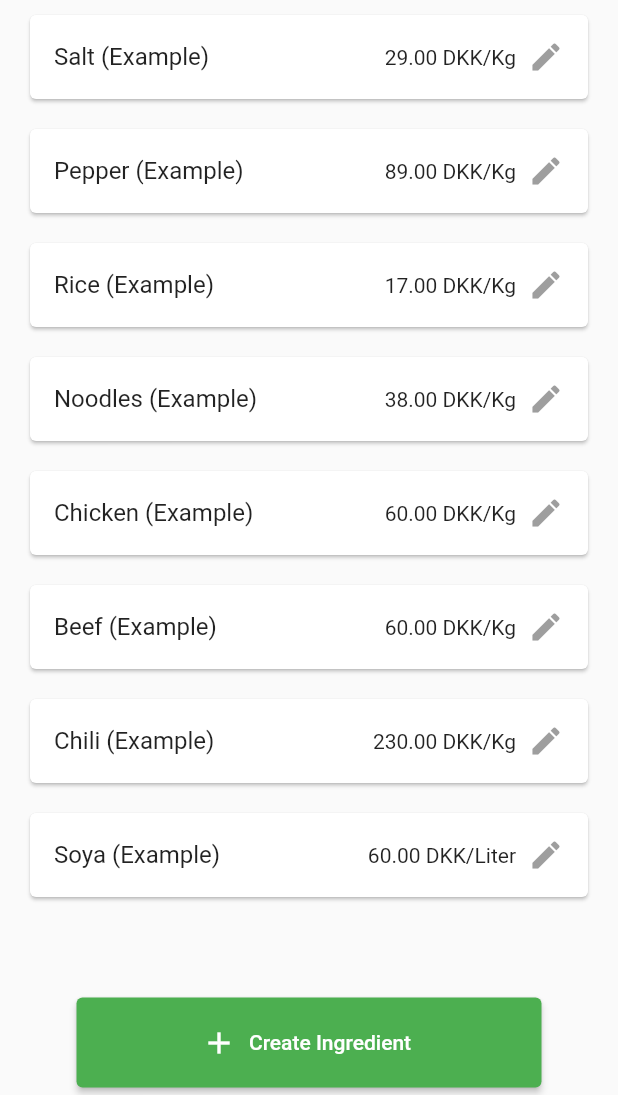
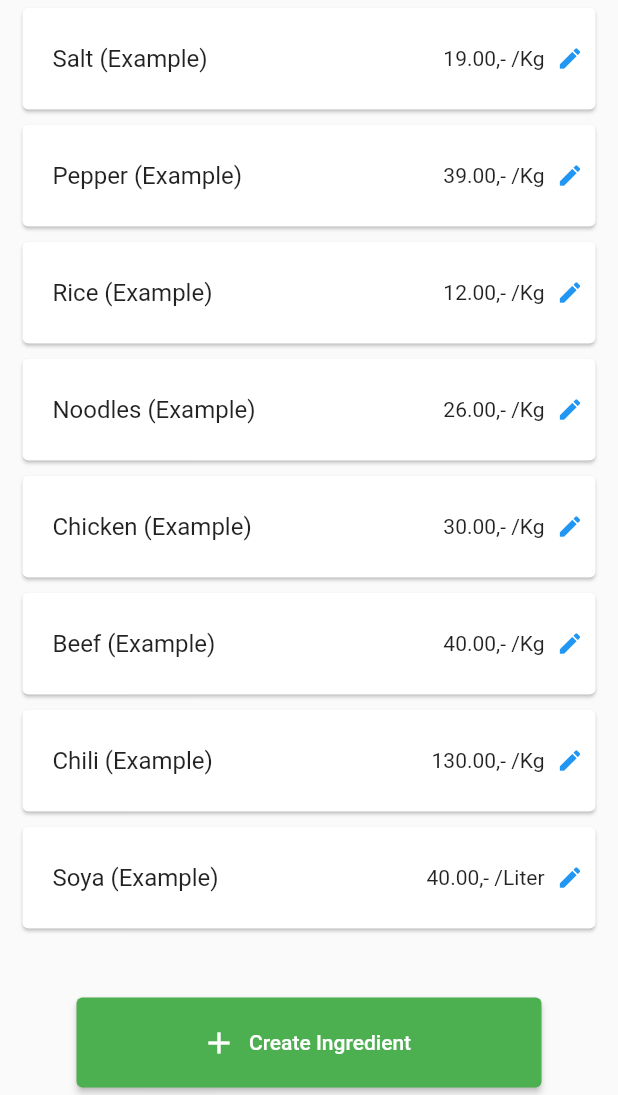
Before and after one commit to jaco2716/ProfitCalculator, a Flutter app: the IngredientList screen opened directly, on a phone screen of 412 x 824 dp, the part 141-1236 px from its top. Run offline on Flutter 3.47's test engine with Material 2 defaults, Android fonts, the phone set to English and light mode, and no system bars; our stand-ins replace percent_indicator, shared_preferences, video_player; missing offline and left inert: flutter_simple_calculator; accounts and stored records are empty.

Commit message:
refactoring and frontpage menu button

```diff
--- /dev/null
+++ b/lib/MyWidgets/ElementListWidgets/SmallElementListTile.dart
@@ -0,0 +1,39 @@
+import 'package:flutter/material.dart';
+
+class SmallElementListTile extends StatelessWidget {
+  // Element has: title, trailing
+  final Map<String, dynamic> element;
+  final void Function() myOnPressed;
+
+  SmallElementListTile({
+    @required this.element,
+    @required this.myOnPressed,
+  });
+
+  @override
+  Widget build(BuildContext context) {
+    return Container(
+      child: Card(
+        margin: EdgeInsets.symmetric(horizontal: 15, vertical: 5),
+        child: ListTile(
+contentPadding: EdgeInsets.only(right: 8,left: 20, top: 6, bottom: 6),
+            title: Text(element['title']),
+            trailing: Row(
+              mainAxisSize: MainAxisSize.min,
+              children: [
+                Text(element['trailing']),
+                Padding(
+                  padding: const EdgeInsets.only(left: 8.0),
+                  child: Icon(
+                    Icons.edit,
+                    color: Colors.blue,
+                    size: 18,
+                  ),
+                )
+              ],
+            ),
+            onTap: () => myOnPressed()),
+      ),
+    );
+  }
+}
--- a/lib/MyAppBarWithCalc.dart
+++ b/lib/MyWidgets/MyAppBarWithCalc.dart
@@ -1,6 +1,6 @@
 import 'package:flutter/cupertino.dart';
 import 'package:flutter/material.dart';
-import 'package:profit_calculator/CalculatorPage.dart';
+import 'package:profit_calculator/MyWidgets/CalculatorPage.dart';
 
 class MyAppBarWithCalc extends StatelessWidget implements PreferredSizeWidget {
   final String _title;
--- a/lib/MyWidgets/MyIconButton.dart
+++ b/lib/MyWidgets/MyIconButton.dart
@@ -40,7 +40,10 @@ class MyIconButton extends StatelessWidget {
                   mainAxisSize: MainAxisSize.max,
                   mainAxisAlignment: MainAxisAlignment.spaceBetween,
                   children: [
-                    Text('   $tileTitle'),
+                    Padding(
+                      padding: const EdgeInsets.only(left: 10.0),
+                      child: Text('$tileTitle'),
+                    ),
                     trailingIcon,
                   ],
                 ),
--- a/lib/Pages/BackupAndRestore/BackupAndRestorePage.dart
+++ b/lib/Pages/BackupAndRestore/BackupAndRestorePage.dart
@@ -2,7 +2,7 @@ import 'package:flutter/material.dart';
 import 'package:profit_calculator/Handlers/FileManagement.dart';
 import 'package:profit_calculator/MyWidgets/MyIconButton.dart';
 import 'package:profit_calculator/Pages/BackupAndRestore/SaveBackupPage.dart';
-import '../../MyAppBarWithCalc.dart';
+import '../../MyWidgets/MyAppBarWithCalc.dart';
 import '../../Model/EnvironmentConfig.dart' as config;
 
 class BackupAndRestore extends StatelessWidget {
--- a/lib/Pages/BackupAndRestore/SaveBackupPage.dart
+++ b/lib/Pages/BackupAndRestore/SaveBackupPage.dart
@@ -1,7 +1,7 @@
 import 'package:flutter/material.dart';
 import 'package:profit_calculator/Handlers/FileManagement.dart';
 import 'package:profit_calculator/Handlers/SharedValueHandler.dart';
-import 'package:profit_calculator/MyAppBarWithCalc.dart';
+import 'package:profit_calculator/MyWidgets/MyAppBarWithCalc.dart';
 import 'package:profit_calculator/MyWidgets/MyLoadingCircle.dart';
 import '../../Model/EnvironmentConfig.dart' as config;
 import 'package:intl/intl.dart';
--- a/lib/Pages/ExtraPages/CreateExtraPage.dart
+++ b/lib/Pages/ExtraPages/CreateExtraPage.dart
@@ -5,7 +5,7 @@ import 'package:flutter/services.dart';
 import 'package:profit_calculator/Handlers/FileManagement.dart';
 import 'package:profit_calculator/Model/EnvironmentConfig.dart' as config;
 import 'package:profit_calculator/Model/Menu.dart';
-import 'package:profit_calculator/MyAppBarWithCalc.dart';
+import 'package:profit_calculator/MyWidgets/MyAppBarWithCalc.dart';
 import 'package:profit_calculator/Handlers/ObjectManager.dart';
 import 'package:profit_calculator/MyWidgets/CreateElementWidgets/CreateElementTextField.dart';
 import 'package:profit_calculator/MyWidgets/MyAlertDialog.dart';
--- a/lib/Pages/IngredientPages/CreateIngredient.dart
+++ b/lib/Pages/IngredientPages/CreateIngredient.dart
@@ -5,7 +5,7 @@ import 'package:flutter/services.dart';
 import 'package:profit_calculator/Handlers/FileManagement.dart';
 import 'package:profit_calculator/Model/EnvironmentConfig.dart' as config;
 import 'package:profit_calculator/Model/Menu.dart';
-import 'package:profit_calculator/MyAppBarWithCalc.dart';
+import 'package:profit_calculator/MyWidgets/MyAppBarWithCalc.dart';
 import 'package:profit_calculator/Handlers/ObjectManager.dart';
 import 'package:profit_calculator/MyWidgets/CreateElementWidgets/CreateElementTextField.dart';
 import 'package:profit_calculator/MyWidgets/CreateElementWidgets/MeasureUnitButtonGridTile.dart';
@@ -280,7 +280,7 @@ class _CreateIngredientState extends State<CreateIngredient> {
     }
   }
 
-//Save to firestore database
+//Save to file storage
   Future<bool> _saveIngredientToFile(Ingredient newIngredient) async {
     try {
       String ingredientFileContent =
--- a/lib/Pages/IngredientPages/IngredientList.dart
+++ b/lib/Pages/IngredientPages/IngredientList.dart
@@ -1,11 +1,12 @@
 import 'package:flutter/cupertino.dart';
 import 'package:flutter/material.dart';
-import 'package:profit_calculator/CalculatorPage.dart';
+import 'package:profit_calculator/MyWidgets/CalculatorPage.dart';
 import 'package:profit_calculator/Handlers/FileManagement.dart';
-import 'package:profit_calculator/InitialFutureWidget.dart';
+import 'package:profit_calculator/MyWidgets/ElementListWidgets/SmallElementListTile.dart';
+import 'package:profit_calculator/MyWidgets/InitialFutureWidget.dart';
 import 'package:profit_calculator/Handlers/ObjectManager.dart';
 import 'package:profit_calculator/Handlers/SharedValueHandler.dart';
-import 'package:profit_calculator/MyAppBarWithCalc.dart';
+import 'package:profit_calculator/MyWidgets/MyAppBarWithCalc.dart';
 import 'package:profit_calculator/MyWidgets/MyIconButton.dart';
 import 'package:profit_calculator/MyWidgets/MyLoadingCircle.dart';
 import '../../Model/EnvironmentConfig.dart' as config;
@@ -53,9 +54,6 @@ class _IngredientListState extends State<IngredientList> {
             child: Container(
               constraints: BoxConstraints(maxWidth: 700),
               child: Column(children: [
-                // Divider(
-                //   thickness: 2,
-                // ),
                 FutureBuilder(
                   future: fileManagement.readFile(ingredientJsonFile),
                   initialData: '',
@@ -68,7 +66,7 @@ class _IngredientListState extends State<IngredientList> {
                         ingredientJsonSnapshot.data == '[]') {
                       return InitialFutureWidget();
                     }
-//Map data from firestore to objects in list.
+//Map data from file to objects in list.
                     List<Ingredient> ingredients = objManager
                         .jsonToListIngredient(ingredientJsonSnapshot.data);
 
@@ -86,8 +84,16 @@ class _IngredientListState extends State<IngredientList> {
                             child: ListView.builder(
                               itemCount: ingredients.length,
                               itemBuilder: (BuildContext context, int index) {
-                                return ingredientListTile(
-                                    ingredients[index], currencySnapshot.data);
+                                //${currencySnapshot.data}
+                                Map<String, dynamic> element = {
+                                  'title': ingredients[index].name,
+                                  'trailing':
+                                      '${ingredients[index].kgPrice.toStringAsFixed(2)},- /${ingredients[index].measureUnit}'
+                                };
+                                return SmallElementListTile(
+                                    element: element,
+                                    myOnPressed: () => _goToIngredientPage(
+                                        ingredients[index]));
                               },
                               shrinkWrap: true,
                               physics: NeverScrollableScrollPhysics(),
@@ -126,34 +132,7 @@ class _IngredientListState extends State<IngredientList> {
     );
   }
 
-//List tile widget of every ingredient
-  Widget ingredientListTile(Ingredient ingredient, String currency) {
-    // if (!showArchived) {
-    //   if (ingredient.archived) return Center();
-    // } else {
-    //   if (!ingredient.archived) return Center();
-    // }
-
-    return Card(
-      margin: EdgeInsets.symmetric(horizontal: 20, vertical: 10),
-      child: ListTile(
-        title: Text(ingredient.name),
-        trailing: Row(
-          mainAxisSize: MainAxisSize.min,
-          children: [
-            Text(
-                '${ingredient.kgPrice.toStringAsFixed(2)} $currency/${ingredient.measureUnit}'),
-            Padding(
-              padding: const EdgeInsets.only(left: 8.0),
-              child: Icon(
-                Icons.edit,
-                color: Colors.grey,
-              ),
-            )
-          ],
-        ),
-        onTap: () {
-//when tapped go to edit page.
+  void _goToIngredientPage(Ingredient ingredient) {
     Navigator.of(context)
         .push(MaterialPageRoute(
       builder: (context) =>
@@ -162,8 +141,5 @@ class _IngredientListState extends State<IngredientList> {
         .then((context) {
       setState(() {});
     });
-        },
-      ),
-    );
   }
 }
--- a/lib/Pages/MealPages/CreateMeal.dart
+++ b/lib/Pages/MealPages/CreateMeal.dart
@@ -7,7 +7,7 @@ import 'package:profit_calculator/Handlers/SharedValueHandler.dart';
 import 'package:profit_calculator/Model/Extra.dart';
 import 'package:profit_calculator/Model/Meal.dart';
 import 'package:profit_calculator/Model/Menu.dart';
-import 'package:profit_calculator/MyAppBarWithCalc.dart';
+import 'package:profit_calculator/MyWidgets/MyAppBarWithCalc.dart';
 import 'package:profit_calculator/Handlers/ObjectManager.dart';
 import 'package:profit_calculator/main.dart';
 import '../../Model/Ingredient.dart';
@@ -49,7 +49,7 @@ class _CreateMealState extends State<CreateMeal> {
   String extraJsonFile = config.extraJsonFile;
   final SharedValueHandler _sharedValueHandler = SharedValueHandler();
 
-  //Get all ingredients from firestore
+  //Get all ingredients from file
   getIngredientsFromFile() async {
     String fileContent = await fileManagement.readFile(ingredientJsonFile);
     List<Ingredient> tempIngredients = <Ingredient>[];
--- a/lib/Pages/MealPages/MealList.dart
+++ b/lib/Pages/MealPages/MealList.dart
@@ -1,10 +1,10 @@
 import 'package:flutter/material.dart';
 import 'package:profit_calculator/Handlers/SharedValueHandler.dart';
 import 'package:profit_calculator/Handlers/FileManagement.dart';
-import 'package:profit_calculator/InitialFutureWidget.dart';
+import 'package:profit_calculator/MyWidgets/InitialFutureWidget.dart';
 import 'package:profit_calculator/Model/Meal.dart';
 import 'package:profit_calculator/Model/Menu.dart';
-import 'package:profit_calculator/MyAppBarWithCalc.dart';
+import 'package:profit_calculator/MyWidgets/MyAppBarWithCalc.dart';
 import 'package:profit_calculator/Handlers/ObjectManager.dart';
 import 'package:profit_calculator/MyWidgets/MyLoadingCircle.dart';
 import '../../Model/EnvironmentConfig.dart' as config;
--- a/lib/Pages/VATChangePage.dart
+++ b/lib/Pages/VATChangePage.dart
@@ -2,7 +2,7 @@ import 'package:flutter/material.dart';
 import 'package:flutter/services.dart';
 import 'package:profit_calculator/Handlers/SharedValueHandler.dart';
 
-import '../MyAppBarWithCalc.dart';
+import '../MyWidgets/MyAppBarWithCalc.dart';
 import '../MyWidgets/MyLoadingCircle.dart';
 
 class VATChangePage extends StatefulWidget {
--- a/lib/Pages/VideoAppGuidePage.dart
+++ b/lib/Pages/VideoAppGuidePage.dart
@@ -1,7 +1,7 @@
 import 'package:flutter/material.dart';
 import 'package:video_player/video_player.dart';
 
-import '../MyAppBarWithCalc.dart';
+import '../MyWidgets/MyAppBarWithCalc.dart';
 
 class VideoAppGuidePage extends StatefulWidget {
   const VideoAppGuidePage({Key key}) : super(key: key);
```
Also changed, not shown: lib/Handlers/FileManagement.dart (+18 -4 lines), lib/Model/EnvironmentConfig.dart (+0 -16 lines), lib/Pages/ExtraPages/ExtraListPage.dart (+14 -49 lines), lib/Pages/FrontPageMenu.dart (+184 -126 lines), lib/MyWidgets/CalculatorPage.dart (renamed from lib/CalculatorPage.dart), lib/MyWidgets/InitialFutureWidget.dart (renamed from lib/InitialFutureWidget.dart). Lines whose indentation alone changed are shown as unchanged.
